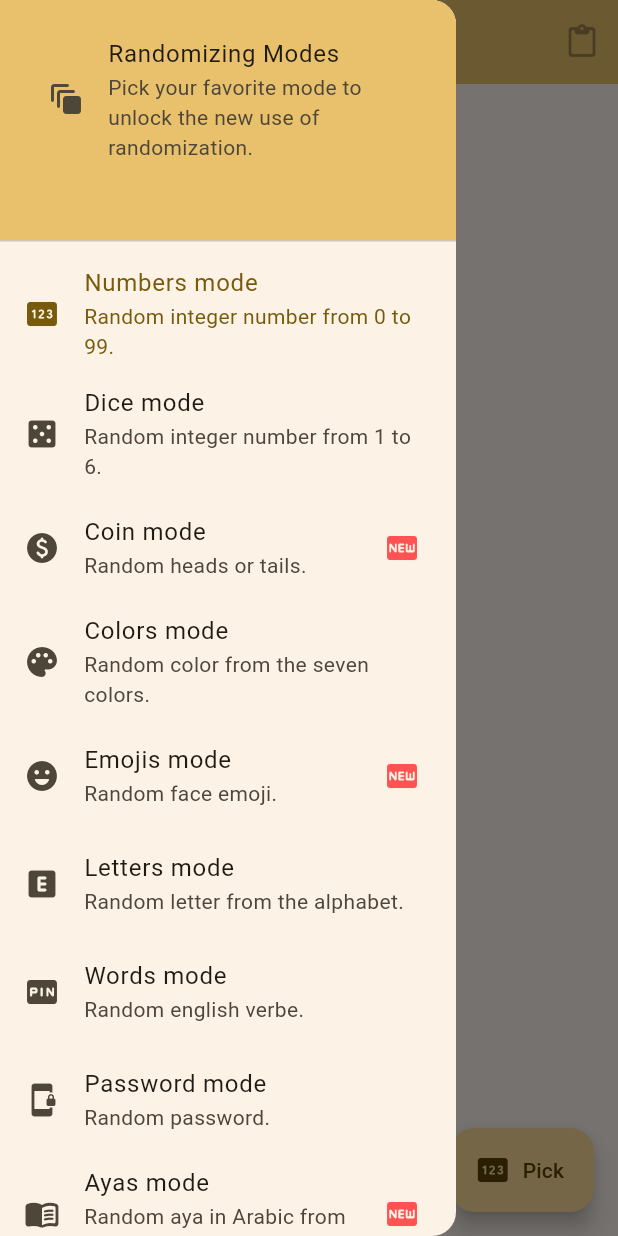
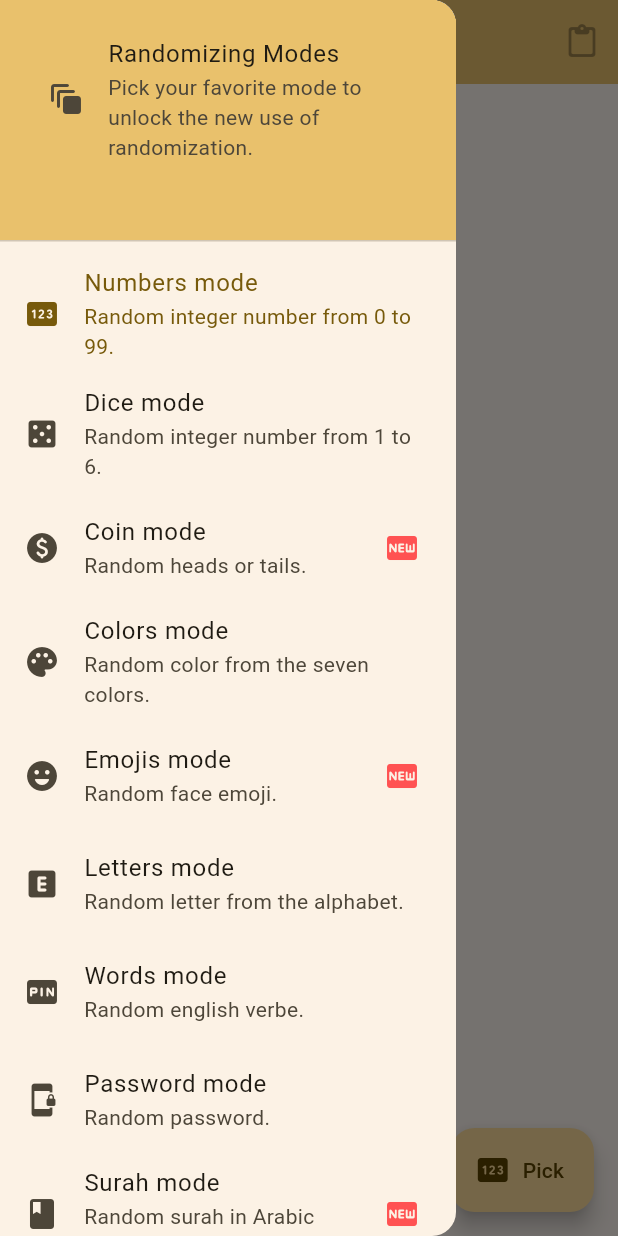
Before and after one commit to Meauh/randomizer, a Flutter app: the screen it shows after launch, with the side drawer open, on a phone screen of 412 x 824 dp. Run offline on Flutter 3.47's test engine with Material 3 defaults, Android fonts, the phone set to English and light mode, and no system bars; our stand-ins replace file_picker; missing offline and left inert: word_generator.

Commit message:
feat(surah): implement surah mode.

```diff
--- a/lib/main.dart
+++ b/lib/main.dart
@@ -12,6 +12,7 @@ class MyApp extends StatelessWidget {
   @override
   Widget build(BuildContext context) {
     return MaterialApp(
+      debugShowCheckedModeBanner: false,
       title: 'Next Pick',
       theme: ThemeData(
         // This is the theme of your application.
--- a/lib/page_home.dart
+++ b/lib/page_home.dart
@@ -99,6 +99,12 @@ class _PageHomeState extends State<PageHome> {
     ("Words", "word", "english verbe.", Icon(Icons.fiber_pin_rounded)),
     ("Password", "pass", "password.", Icon(Icons.phonelink_lock_rounded)),
     (
+      "Surah",
+      "surah",
+      "surah in Arabic from public API.",
+      Icon(Icons.book_rounded),
+    ),
+    (
       "Ayas",
       "aya",
       "aya in Arabic from public API.",
@@ -192,6 +198,9 @@ class _PageHomeState extends State<PageHome> {
           break;
         case "aya":
           _pickRandomAya();
+          break;
+        case "surah":
+          _pickRandomSurah();
           break;
         case "country":
           _pickRandomCountry();
@@ -418,6 +427,31 @@ class _PageHomeState extends State<PageHome> {
         final data = json.decode(response.body);
         final ayaBody =
             '${data['data']['text']} \n${data['data']['surah']['name']} : ${data['data']['numberInSurah']}';
+        setState(() {
+          _randomValue = ayaBody;
+        });
+      } else {
+        ScaffoldMessenger.of(context).showSnackBar(
+          SnackBar(content: Text('Failed to load aya: ${response.statusCode}')),
+        );
+      }
+    } catch (e) {
+      ScaffoldMessenger.of(
+        context,
+      ).showSnackBar(SnackBar(content: Text('Error fetching aya: $e')));
+    }
+  }
+  Future<void> _pickRandomSurah() async {
+    String url =
+        'https://api.alquran.cloud/v1/surah/${Random().nextInt(114) + 1}';
+
+    try {
+      final response = await http.get(Uri.parse(url));
+
+      if (response.statusCode == 200) {
+        final data = json.decode(response.body);
+        final ayaBody =
+            '${data['data']['name']} (${data['data']['numberOfAyahs']}) \n${data['data']['revelationType']}';
         setState(() {
           _randomValue = ayaBody;
         });
@@ -1205,13 +1239,22 @@ class _PageHomeState extends State<PageHome> {
               onTap: () => _changeMode(modeIndex: 13),
               // enabled: false,
             ),
-            Divider(),
             ListTile(
               leading: modes[14].$4,
+              trailing: Icon(Icons.fiber_new_rounded, color: Colors.redAccent),
               title: Text('${modes[14].$1} mode'),
               subtitle: Text('Random ${modes[14].$3}'),
               selected: activeMode == 14,
               onTap: () => _changeMode(modeIndex: 14),
+              // enabled: false,
+            ),
+            Divider(),
+            ListTile(
+              leading: modes[15].$4,
+              title: Text('${modes[15].$1} mode'),
+              subtitle: Text('Random ${modes[15].$3}'),
+              selected: activeMode == 15,
+              onTap: () => _changeMode(modeIndex: 15),
               // enabled: false,
             ),
             Divider(indent: 12, endIndent: 12),
```
